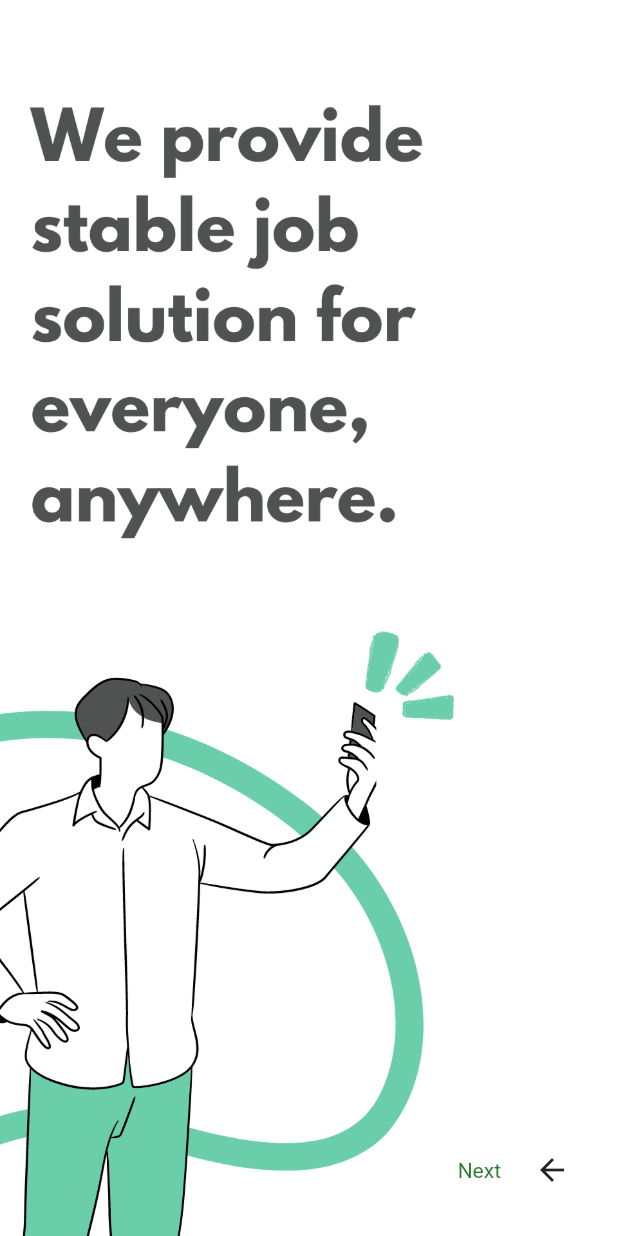
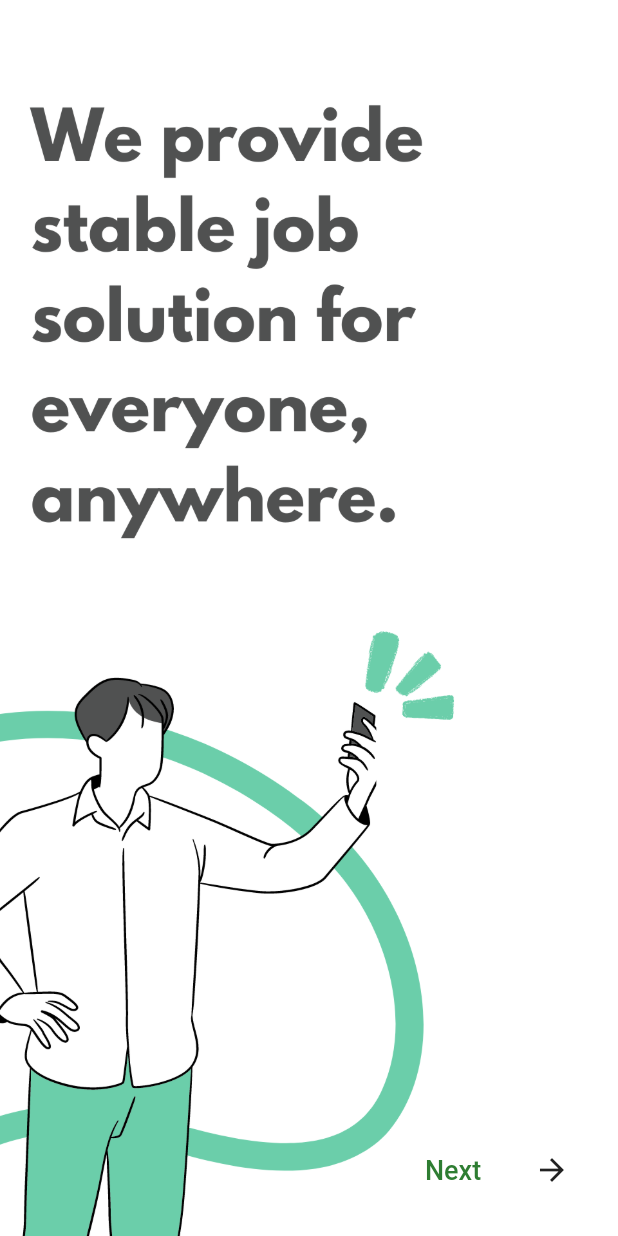
Before and after one commit to Master5551/Job_Scout, a Flutter app: the screen it shows after launch, on a phone screen of 412 x 824 dp. Run offline on Flutter 3.47's test engine with Material 2 defaults, Android fonts, the phone set to English and light mode, and no system bars; our stand-ins replace flutter_signin_button.

Commit message:
home_page

```diff
--- a/lib/Authentication/home_page.dart
+++ b/lib/Authentication/home_page.dart
@@ -1,8 +1,7 @@
 import 'package:flutter/material.dart';
+import 'login_page.dart'; // Import the login page
 
 class HomePage extends StatelessWidget {
-  const HomePage({super.key});
-
   @override
   Widget build(BuildContext context) {
     return Scaffold(
@@ -23,16 +22,26 @@ class HomePage extends StatelessWidget {
             right: 20.0,
             child: Row(
               children: [
-                Text(
-                  'Next',
-                  style: TextStyle(
-                    color: Colors.green[800],
-                    fontSize: 14,
+                TextButton(
+                  onPressed: () {
+                    Navigator.push(
+                      context,
+                      MaterialPageRoute(
+                          builder: (context) =>
+                              LoginPage()), // Navigate to the login page
+                    );
+                  },
+                  child: Text(
+                    'Next',
+                    style: TextStyle(
+                      color: Colors.green[800],
+                      fontSize: 18,
+                    ),
                   ),
                 ),
                 SizedBox(
                     width: 10), // Add some space between the text and the icon
-                IconButton(onPressed: () {}, icon: Icon(Icons.arrow_back)),
+                IconButton(onPressed: () {}, icon: Icon(Icons.arrow_forward)),
               ],
             ),
           ),
```
